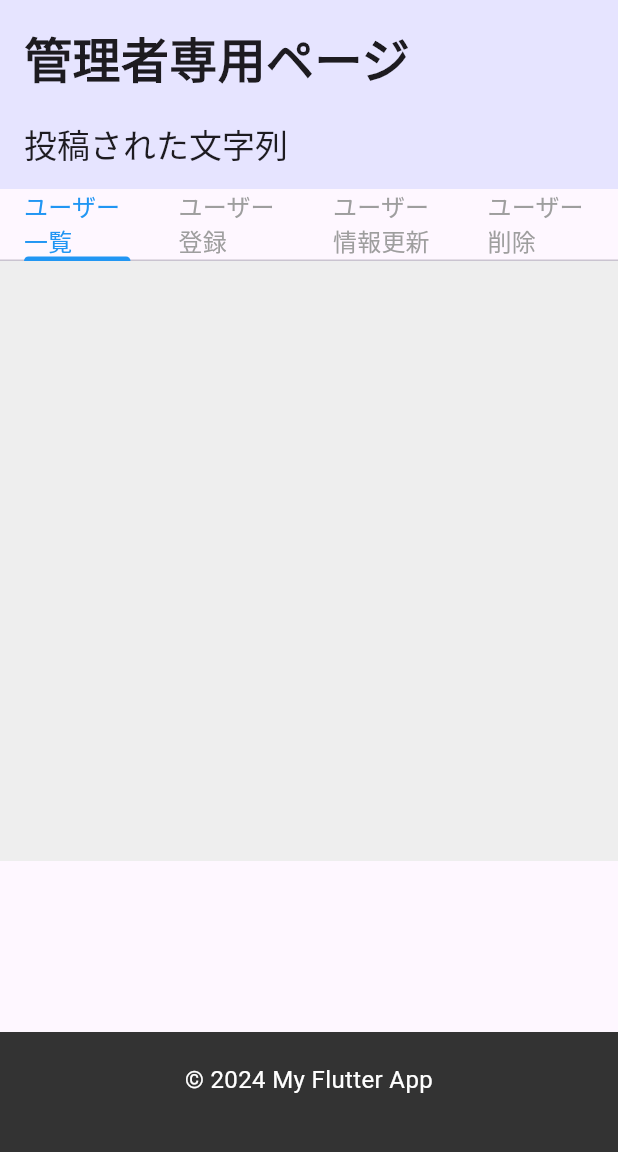
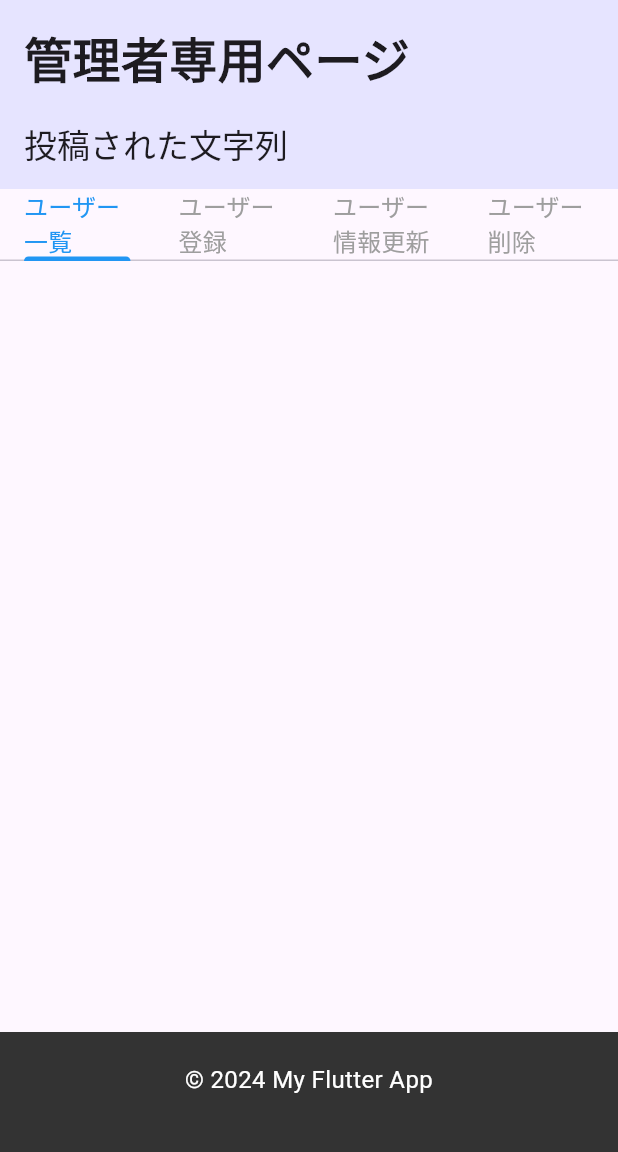
Before and after one commit to A-Sakagami/flutter_application, a Flutter app: the AdminPage screen opened by its route, on a phone screen of 412 x 824 dp, the part 84-1236 px from its top. Run offline on Flutter 3.47's test engine with Material 3 defaults, Android fonts, the phone set to English and light mode, and no system bars; our stand-ins replace hive, hive_flutter; accounts and stored records are empty.

Commit message:
admin.dart更新・ビルド環境更新

```diff
--- a/lib/pages/admin.dart
+++ b/lib/pages/admin.dart
@@ -62,14 +62,12 @@ class AdminPageState extends State<AdminPage> with SingleTickerProviderStateMixi
   }
 
   Widget _buildUserList() {
-    return Expanded( // ListView.builder を Expanded でラップ
-      child: SingleChildScrollView(
-        scrollDirection: Axis.vertical,
+    return SingleChildScrollView( // ここでスクロールをラップ
       child: Column(
         children: [
           ListView.builder(
-                shrinkWrap: true,
-                physics: NeverScrollableScrollPhysics(),
+            shrinkWrap: true, // 高さを調整
+            physics: NeverScrollableScrollPhysics(), // 内部スクロールを防ぐ
             itemCount: users.length,
             itemBuilder: (context, index) {
               final user = users[index];
@@ -88,13 +86,11 @@ class AdminPageState extends State<AdminPage> with SingleTickerProviderStateMixi
           ),
         ],
       ),
-      ),
     );
   }
 
   Widget _buildUserRegistrationForm() {
-    return Expanded(
-      child: Padding(
+    return Padding(
       padding: const EdgeInsets.all(16.0),
       child: Column(
         crossAxisAlignment: CrossAxisAlignment.start,
@@ -104,11 +100,11 @@ class AdminPageState extends State<AdminPage> with SingleTickerProviderStateMixi
             style: Theme.of(context).textTheme.titleLarge,
           ),
           TextFormField(
-              decoration: InputDecoration(labelText: 'user name'),
+            decoration: InputDecoration(labelText: 'User Name'),
             onChanged: (value) => setState(() => username = value),
           ),
           TextFormField(
-              decoration: InputDecoration(labelText: 'password'),
+            decoration: InputDecoration(labelText: 'Password'),
             obscureText: true,
             onChanged: (value) => setState(() => password = value),
           ),
@@ -128,7 +124,6 @@ class AdminPageState extends State<AdminPage> with SingleTickerProviderStateMixi
           ),
         ],
       ),
-      ),
     );
   }
 
@@ -142,8 +137,7 @@ class AdminPageState extends State<AdminPage> with SingleTickerProviderStateMixi
       child: Scaffold(
         appBar: const CustomHeader(),
         endDrawer: const CustomDrawer(),
-        body: SingleChildScrollView( // スクロール可能にするために SingleChildScrollView を追加
-          child: Column(
+        body: Column(
           children: [
             Container(
               color: Color.fromARGB(200, 223, 223, 255),
@@ -230,7 +224,6 @@ class AdminPageState extends State<AdminPage> with SingleTickerProviderStateMixi
                 ],
               ),
             ),
-              // タブ要素
             TabBar(
               controller: _tabController,
               labelColor: Colors.blue,
@@ -243,9 +236,7 @@ class AdminPageState extends State<AdminPage> with SingleTickerProviderStateMixi
                 Tab(child: Text("ユーザー削除", style: TextStyle(fontSize: 16))),
               ],
             ),
-              Container( // Expanded を外してスクロール内に収める
-                height: 400, // 必要に応じて高さを調整
-                color: Colors.grey[200], // 背景色を設定
+            Expanded( // Container ではなく Expanded に変更
               child: TabBarView(
                 controller: _tabController,
                 children: [
@@ -258,7 +249,6 @@ class AdminPageState extends State<AdminPage> with SingleTickerProviderStateMixi
             ),
           ],
         ),
-        ),
         bottomNavigationBar: const CustomFooter(),
       ),
     );
--- a/pubspec.yaml
+++ b/pubspec.yaml
@@ -39,7 +39,6 @@ dependencies:
   shared_preferences: ^2.5.1
   hive_flutter: ^1.1.0
   hive: ^2.2.3
-  hive_generator: ^2.0.1
 
 dev_dependencies:
   flutter_test:
@@ -53,6 +52,7 @@ dev_dependencies:
   flutter_lints: ^5.0.0
   build_runner: ^2.4.6
   flutter_launcher_icons: ^0.9.2
+  hive_generator: ^2.0.1
 
 # For information on the generic Dart part of this file, see the
 # following page: https://dart.dev/tools/pub/pubspec
```
Also changed, not shown: pubspec.lock, 1 other file. Lines whose indentation alone changed are shown as unchanged.
